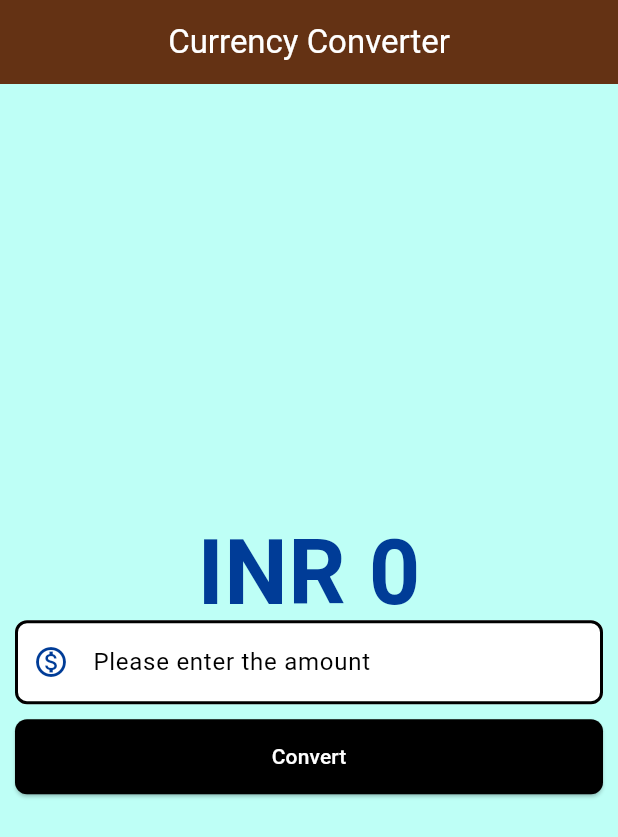
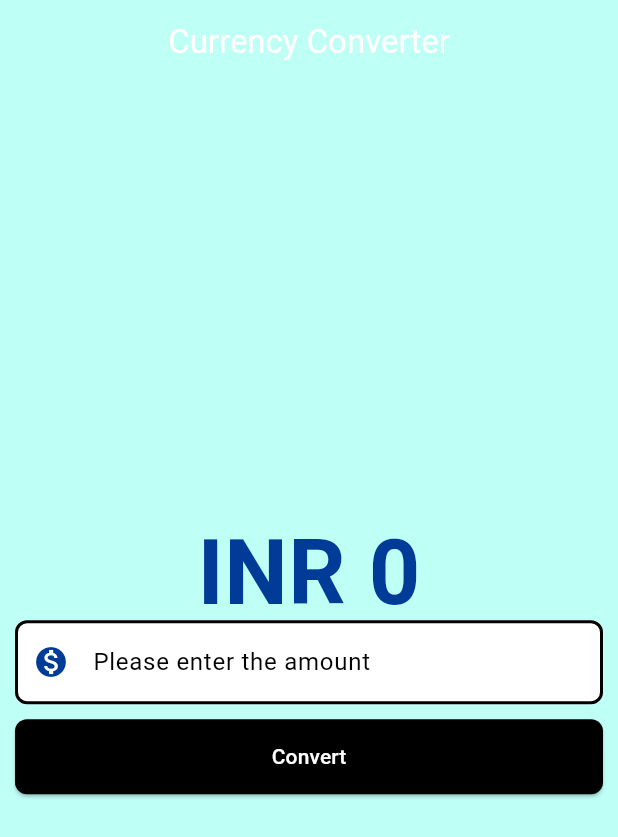
Before and after one commit to Curious-kartik/currency_converter_flutter, a Flutter app: the screen it shows after launch, on a phone screen of 412 x 824 dp. Shown: the top 837 px of the screen. Run offline on Flutter 3.47's test engine with Material 3 defaults, Android fonts, the phone set to English and light mode, and no system bars.

Commit message:
Changed UI color

```diff
--- a/lib/currency_converter_material_design.dart
+++ b/lib/currency_converter_material_design.dart
@@ -34,7 +34,7 @@ class _CurrencyConverterMaterialDesign
     return Scaffold(
       backgroundColor: Color.fromRGBO(190, 255, 246, 1),
       appBar: AppBar(
-        backgroundColor: Color.fromRGBO(100, 50, 20, 1),
+        backgroundColor: Color.fromRGBO(190, 255, 246, 1),
         title: const Text(
           'Currency Converter',
           style: TextStyle(color: Colors.white),
@@ -70,7 +70,7 @@ class _CurrencyConverterMaterialDesign
                     color: Color.fromARGB(255, 0, 0, 0),
                     // fontStyle: FontFeature.alternative(aalt 0),
                   ),
-                  prefixIcon: Icon(Icons.monetization_on_outlined),
+                  prefixIcon: Icon(Icons.monetization_on_sharp),
                   prefixIconColor: Color.fromARGB(255, 0, 60, 151),
                   filled: true,
                   fillColor: Colors.white,
```
